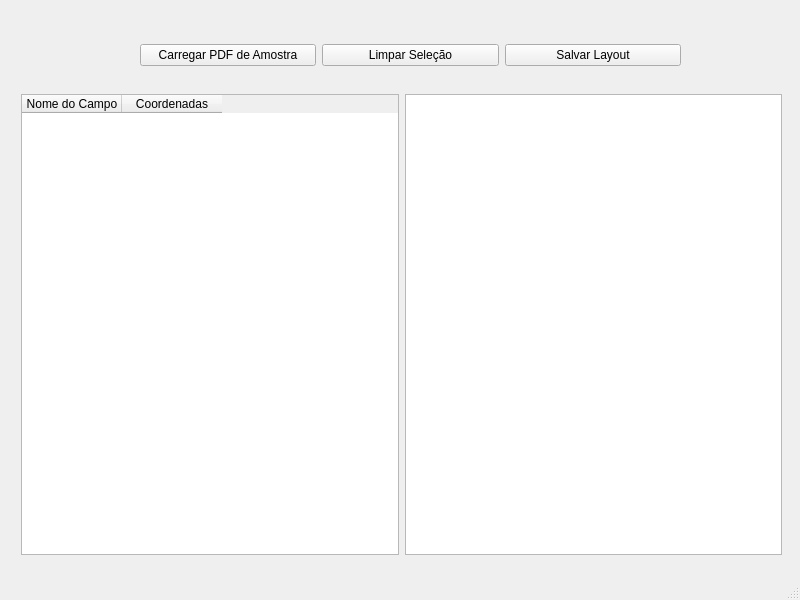
The window that src/gui/ui/layout_builder_window.ui (TarleyRodrigues/nfse_extractor) describes before a commit, drawn with Qt 5.
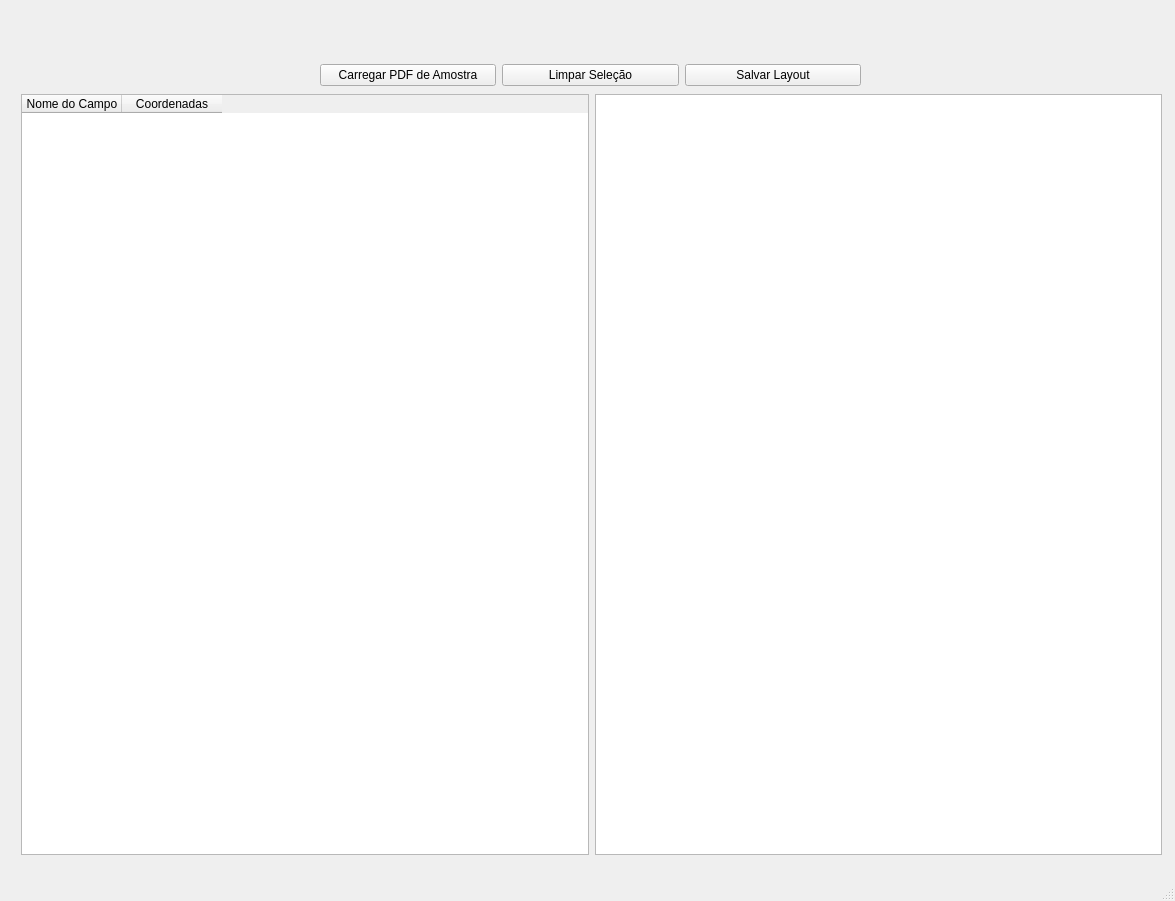
The same window after the commit. Custom widgets are drawn as their Qt base class.

```diff
--- a/src/gui/ui/layout_builder_window.ui
+++ b/src/gui/ui/layout_builder_window.ui
@@ -6,8 +6,8 @@
    <rect>
     <x>0</x>
     <y>0</y>
-    <width>800</width>
-    <height>600</height>
+    <width>1175</width>
+    <height>901</height>
    </rect>
   </property>
   <property name="windowTitle">
@@ -17,8 +17,8 @@
    <widget class="QWidget" name="layoutWidget">
     <property name="geometry">
      <rect>
-      <x>140</x>
-      <y>40</y>
+      <x>320</x>
+      <y>60</y>
       <width>541</width>
       <height>31</height>
      </rect>
@@ -52,8 +52,8 @@
      <rect>
       <x>21</x>
       <y>94</y>
-      <width>761</width>
-      <height>461</height>
+      <width>1141</width>
+      <height>761</height>
      </rect>
     </property>
     <layout class="QHBoxLayout" name="horizontalLayout">
```
Left out of the diff: 2 changed lines with no effect on the pictures.
